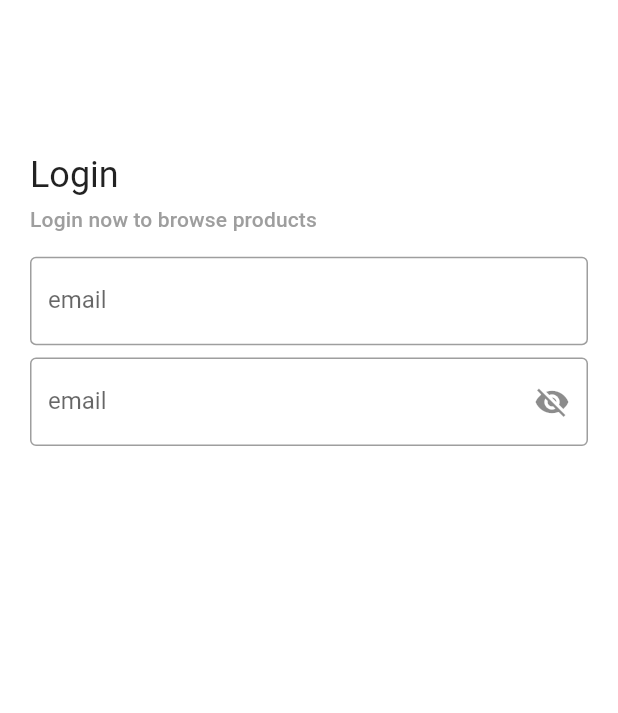
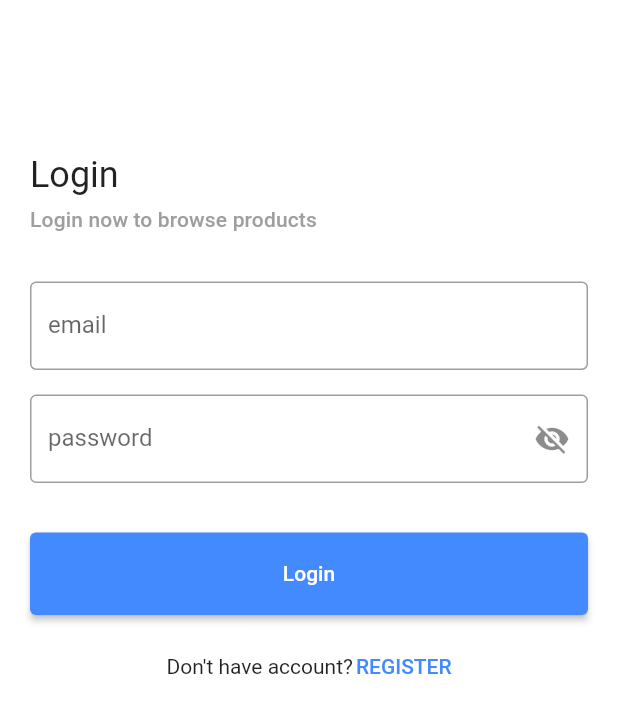
Before and after one commit to ahmedElsarag/e_commerce, a Flutter app: the LoginScreen screen opened directly, on a phone screen of 412 x 824 dp. Shown: the top 713 px of the screen. Run offline on Flutter 3.47's test engine with Material 2 defaults, Android fonts, the phone set to English and light mode, and no system bars; our stand-ins replace bloc, conditional_builder_null_safety, dio, flutter_bloc, flutter_svg, sizer and 1 more.

Commit message:
implement login screen with api call

```diff
--- /dev/null
+++ b/lib/Screens/login_screen/cubit/shop_login_cubit.dart
@@ -0,0 +1,25 @@
+import 'package:bloc/bloc.dart';
+import 'package:e_commerce/Screens/login_screen/cubit/shop_login_state.dart';
+import 'package:e_commerce/network/end_points.dart';
+import 'package:flutter_bloc/flutter_bloc.dart';
+
+import '../../../network/api/dio_helper.dart';
+
+class ShopLoginCubit extends Cubit<ShopLoginStates> {
+  ShopLoginCubit() : super(ShopLoginInitState());
+
+  static ShopLoginCubit get(context)=>BlocProvider.of(context);
+
+  void loginApiCall({required String email, required String password}) {
+    emit(ShopLoginLoadingState());
+    DioHelper.postData(
+      url: EndPoints.login,
+      data: {'email': email, 'password': password},
+    ).then((value) {
+      print('### ${value?.data}');
+      emit(ShopLoginSuccessState());
+    }).catchError((error){
+      emit(ShopLoginErrorState(error.toString()));
+    });
+  }
+}
--- /dev/null
+++ b/lib/Screens/login_screen/cubit/shop_login_state.dart
@@ -0,0 +1,9 @@
+abstract class ShopLoginStates{}
+
+class ShopLoginInitState extends ShopLoginStates{}
+class ShopLoginLoadingState extends ShopLoginStates{}
+class ShopLoginSuccessState extends ShopLoginStates{}
+class ShopLoginErrorState extends ShopLoginStates{
+  final String error;
+  ShopLoginErrorState(this.error);
+}
--- a/lib/Screens/login_screen/login_screen.dart
+++ b/lib/Screens/login_screen/login_screen.dart
@@ -1,23 +1,36 @@
+import 'package:conditional_builder_null_safety/conditional_builder_null_safety.dart';
+import 'package:e_commerce/Screens/login_screen/cubit/shop_login_cubit.dart';
+import 'package:e_commerce/Screens/login_screen/cubit/shop_login_state.dart';
+import 'package:e_commerce/shared/components/default_button.dart';
 import 'package:e_commerce/shared/components/text_field.dart';
 import 'package:flutter/cupertino.dart';
 import 'package:flutter/material.dart';
+import 'package:flutter_bloc/flutter_bloc.dart';
 import 'package:sizer/sizer.dart';
 
-class LoginScreen extends StatefulWidget {
-  const LoginScreen({Key? key}) : super(key: key);
+class LoginScreen extends StatelessWidget {
+   LoginScreen({Key? key}) : super(key: key);
 
-  @override
-  State<LoginScreen> createState() => _LoginScreenState();
-}
 
-class _LoginScreenState extends State<LoginScreen> {
-  TextEditingController emailController = TextEditingController();
+  var formKey = GlobalKey<FormState>();
 
   @override
   Widget build(BuildContext context) {
+    TextEditingController emailController = TextEditingController();
+    TextEditingController passwordController = TextEditingController();
+    return BlocProvider(
+      create: (context) => ShopLoginCubit(),
+      child: BlocConsumer<ShopLoginCubit, ShopLoginStates>(
+        listener: (context, state) {
+          // TODO: implement listener
+        },
+        builder: (context, state) {
           return Scaffold(
+            resizeToAvoidBottomInset: false,
             body: Container(
               padding: EdgeInsets.all(20),
+              child: Form(
+                key: formKey,
                 child: Column(
                   crossAxisAlignment: CrossAxisAlignment.start,
                   children: [
@@ -25,27 +38,70 @@ class _LoginScreenState extends State<LoginScreen> {
                     Text('Login',style: Theme.of(context).textTheme.headline5,),
                     SizedBox(height: 1.h,),
                     Text('Login now to browse products',style: Theme.of(context).textTheme.subtitle2,),
-            SizedBox(height: 2.h,),
+                    SizedBox(height: 4.h,),
                     DefaultTextField(
                       controller: emailController,
-              validate: (value) {},
+                      validate: (value) {
+                        if(value!.isEmpty) {
+                          return 'email is required';
+                        }
+                        return null;
+                      },
                       keyboardType: TextInputType.emailAddress,
                       labelText: 'email',
                       hintText: 'Enter valid email',
                     ),
-            SizedBox(height: 1.h,),
+                    SizedBox(height: 2.h,),
                     DefaultTextField(
-              controller: emailController,
-              validate: (value) {},
+                      controller: passwordController,
+                      validate: (value) {
+                        if(value!.isEmpty) {
+                          return 'password is required';
+                        }
+                        return null;
+                      },
                       keyboardType: TextInputType.emailAddress,
-              labelText: 'email',
+                      labelText: 'password',
                       isPassword: true,
-              hintText: 'Enter valid email',
+                      hintText: 'Enter your password',
+                    ),
+                    SizedBox(height:4.h),
+                    ConditionalBuilder(
+                      condition: state is! ShopLoginLoadingState,
+                      builder:(context)=> DefaultButton(
+                          onPressed: (){
+                            print('pressed');
+                            if(formKey.currentState !=null && formKey.currentState!.validate()){
+                              print('entered');
+                              ShopLoginCubit.get(context).loginApiCall(email: emailController.text, password: passwordController.text);
+                            }
+                          }, text: 'Login'),
+                      fallback: (BuildContext context) => const Center(child: CircularProgressIndicator(),),),
+
+                    SizedBox(height: 2.h,),
+                    Row(
+                      mainAxisAlignment: MainAxisAlignment.center,
+                      children: [
+                        Text('Don\'t have account?',style: Theme.of(context).textTheme.bodyText2,),
+                        TextButton(
+                            onPressed: (){},
+                            style: TextButton.styleFrom(
+                              tapTargetSize: MaterialTapTargetSize.shrinkWrap,
+                              padding: const EdgeInsetsDirectional.only(start: 2),
+
+                            ),
+                            child: const Text('REGISTER',style: TextStyle(color: Colors.blueAccent,fontWeight: FontWeight.w500),))
+                      ],
                     )
+
 
                   ],
                 ),
               ),
+            ),
+          );
+        },
+      ),
     );
   }
 }
--- a/lib/main.dart
+++ b/lib/main.dart
@@ -1,5 +1,6 @@
 import 'package:e_commerce/cubit/app_cubit.dart';
 import 'package:e_commerce/layout/HomeLayout.dart';
+import 'package:e_commerce/network/api/dio_helper.dart';
 import 'package:flutter/material.dart';
 import 'package:flutter/services.dart';
 import 'package:flutter_bloc/flutter_bloc.dart';
@@ -17,6 +18,7 @@ class MyApp extends StatelessWidget {
   // This widget is the root of your application.
   @override
   Widget build(BuildContext context) {
+    DioHelper.init();
     return BlocProvider(
       create: (context) => AppCubit(),
       child: BlocConsumer<AppCubit,AppState>(
--- a/lib/network/api/dio_helper.dart
+++ b/lib/network/api/dio_helper.dart
@@ -1,27 +1,27 @@
 import 'package:dio/dio.dart';
 
-class DioHelper{
-
+class DioHelper {
   static Dio? dio;
 
-  static init(){
-    dio = Dio(
-      BaseOptions(
+  static init() {
+    dio = Dio(BaseOptions(
         baseUrl: 'https://student.valuxapps.com/api/',
         receiveDataWhenStatusError: true,
         headers: {
           'Content-Type': 'application/json',
-        }
-      )
-    );
+        }));
   }
 
-  static Future<Response?> getData({required String url, required Map<String,dynamic> query}) async{
-    return await dio?.get(url,queryParameters: query);
+  static Future<Response?> getData(
+      {required String url, required Map<String, dynamic> query}) async {
+    return await dio?.get(url, queryParameters: query);
   }
 
-  static Future<Response?> postData({required String url,Map<String,dynamic>? query,required Map<String,dynamic> data})async{
-    return await dio?.post(url,queryParameters: query,data: data);
+  static Future<Response?> postData(
+      {required String url,
+      Map<String, dynamic>? query,
+      required Map<String, dynamic> data}) async {
+    print('@@@@@');
+    return await dio?.post(url,queryParameters: query ,data: data);
   }
-
 }
--- a/lib/network/end_points.dart
+++ b/lib/network/end_points.dart
@@ -1 +1,3 @@
-const login = 'login';
+class EndPoints{
+  static const login = 'login';
+}
--- /dev/null
+++ b/lib/shared/components/default_button.dart
@@ -0,0 +1,38 @@
+import 'package:flutter/material.dart';
+import 'package:sizer/sizer.dart';
+
+class DefaultButton extends StatelessWidget {
+  const DefaultButton(
+      {Key? key,
+      required this.onPressed,
+      required this.text,
+      this.backgroundColor = Colors.blueAccent,
+      this.textColor = Colors.white,
+      this.width = double.infinity,
+        this.height = 55})
+      : super(key: key);
+
+  final Function onPressed;
+  final String text;
+  final Color backgroundColor;
+  final Color textColor;
+  final double width;
+  final double height;
+
+  @override
+  Widget build(BuildContext context) {
+    return Container(
+      width: width,
+      height: height,
+      child: ElevatedButton(
+        onPressed: ()=>onPressed(),
+        style: ButtonStyle(
+            backgroundColor: MaterialStateProperty.all(backgroundColor)),
+        child: Text(
+          text,
+          style: TextStyle(color: textColor),
+        ),
+      ),
+    );
+  }
+}
--- a/pubspec.yaml
+++ b/pubspec.yaml
@@ -41,6 +41,7 @@ dependencies:
   from_to_time_picker: ^1.0.5
   sizer: ^2.0.15
   dio: ^4.0.6
+  conditional_builder_null_safety: ^0.0.6
 
 dev_dependencies:
   flutter_test:
```
Lines whose indentation alone changed are shown as unchanged.
